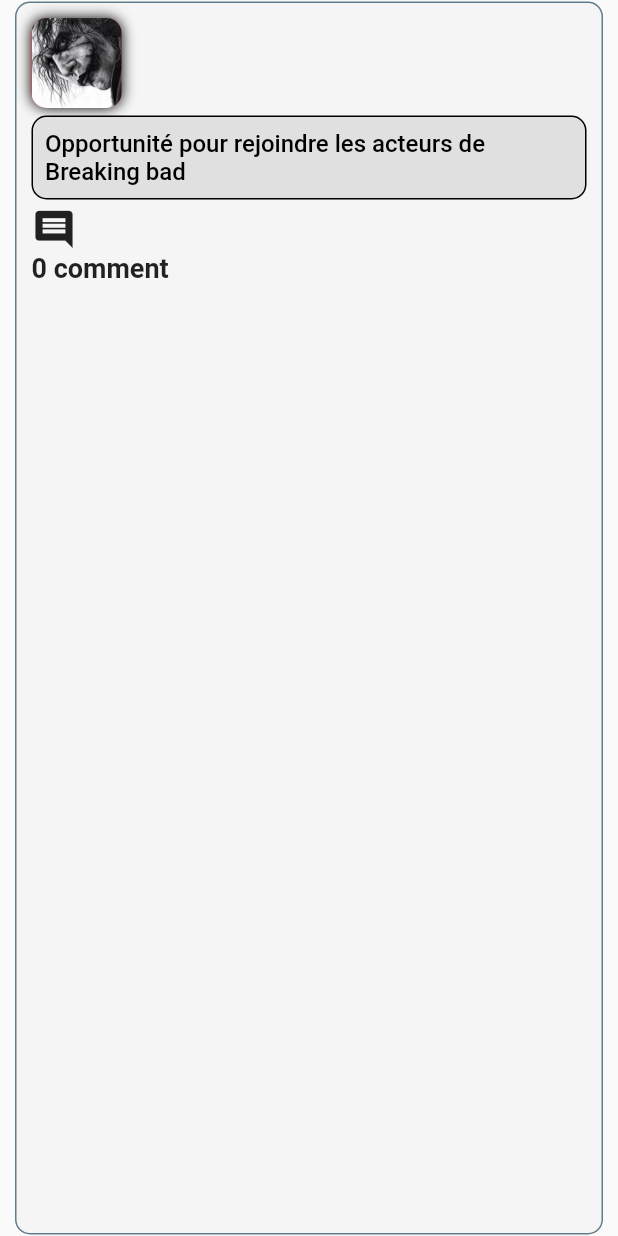
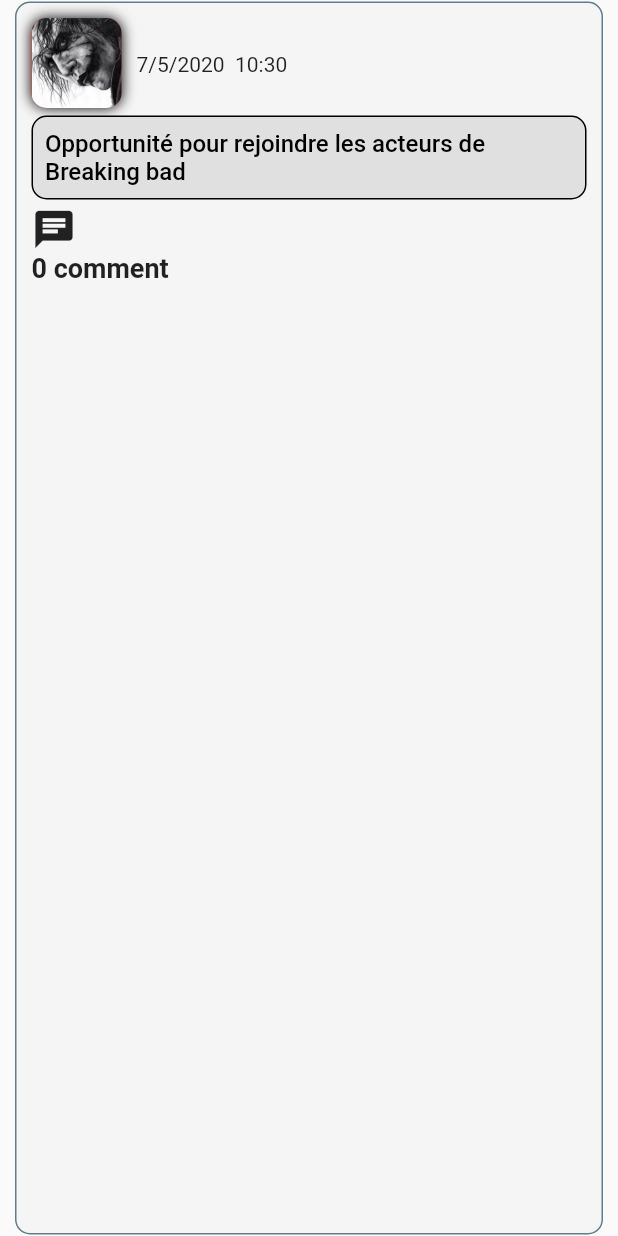
Before and after one commit to ahmedElatrouz/social_app, a Flutter app: the DisplayAnnonce widget shown alone on an empty page, opened directly with sample values from the repository, on a phone screen of 412 x 824 dp. Run offline on Flutter 3.47's test engine with Material 2 defaults, Android fonts, the phone set to English and light mode, and no system bars; our stand-ins replace cached_network_image, cloud_firestore, firebase_auth, firebase_storage, flutter_spinkit, flutter_svg and 2 more; accounts and stored records are empty.

Commit message:
comment annonces

```diff
--- a/lib/model/Professionnel.dart
+++ b/lib/model/Professionnel.dart
@@ -17,6 +17,7 @@ class Professionnel extends Utilisateur {
     String nationalite,
     String tel,
     String proID,
+    String photoProfile,
   }) : super(
             nom: nom,
             prenom: prenom,
@@ -25,7 +26,8 @@ class Professionnel extends Utilisateur {
             password: password,
             email: email,
             nationalite: nationalite,
-            tel: tel) {
+            tel: tel,
+            photoProfile : photoProfile) {
     this.proID = proID;
   }
 
@@ -33,6 +35,7 @@ class Professionnel extends Utilisateur {
     return {
       'uid': proID,
       'annonce': List<dynamic>.from(annonces.map((x) => x.toMap())),
+      'photoProfile' :photoProfile
     };
   }
 
@@ -69,6 +72,7 @@ class Professionnel extends Utilisateur {
       genre: map['genre'],
       nationalite: map['nationalite'],
       age: int.tryParse(map['age']),
+      photoProfile: map['photoProfile']
       // List<Annonce>.from(map['annonces']?.map((x) => Annonce.fromMap(x))),
     );
   }
--- a/lib/repository/annonceRepositoryImpl.dart
+++ b/lib/repository/annonceRepositoryImpl.dart
@@ -68,7 +68,7 @@ class AnnonceRepositoryImpl implements AnnonceRepository {
     List<Annonce> annonces = [];
     try {
       var snapshot =
-          await annRef/*.orderBy('date', descending: true)*/.getDocuments();
+          await annRef.orderBy('date', descending: true).getDocuments();
       annonces =
           snapshot.documents.map((doc) => Annonce.fromMap(doc.data)).toList();
       print(annonces.length);
--- a/lib/view/accueil/display_annonce.dart
+++ b/lib/view/accueil/display_annonce.dart
@@ -1,6 +1,8 @@
+import 'package:cached_network_image/cached_network_image.dart';
 import 'package:flutter/material.dart';
 import 'package:social_app/model/Annonce.dart';
 import 'package:social_app/model/Professionnel.dart';
+import 'package:social_app/view/accueil/comments.dart';
 
 class DisplayAnnonce extends StatefulWidget {
   final Annonce annonce;
@@ -11,14 +13,31 @@ class DisplayAnnonce extends StatefulWidget {
 }
 
 class _DisplayAnnonceState extends State<DisplayAnnonce> {
+  bool comment;
   String nom = '';
   String prenom = '';
   String descripton = '';
+  String year = '';
+  String day = '';
+  String month = '';
+  String hour = '';
+  String min = '';
+  String photoProfile = '';
+  String proId = '';
+  String annonceId = '';
 
   infos() {
     nom = widget.prof.nom;
     prenom = widget.prof.prenom;
     descripton = widget.annonce.description;
+    year = widget.annonce.date.year.toString();
+    month = widget.annonce.date.month.toString();
+    day = widget.annonce.date.day.toString();
+    hour = widget.annonce.date.hour.toString();
+    min = widget.annonce.date.minute.toString();
+    photoProfile = widget.prof.photoProfile;
+    annonceId = widget.annonce.id;
+    proId = widget.prof.proID;
   }
 
   @override
@@ -32,34 +51,43 @@ class _DisplayAnnonceState extends State<DisplayAnnonce> {
         child: Column(
       crossAxisAlignment: CrossAxisAlignment.stretch,
       children: <Widget>[
-          Row(
-            crossAxisAlignment: CrossAxisAlignment.start,
-            children: <Widget>[
+        Row(crossAxisAlignment: CrossAxisAlignment.start, children: <Widget>[
           Container(
               width: 60.0,
               height: 60.0,
               decoration: BoxDecoration(
                   color: Colors.red,
                   image: DecorationImage(
-                          image: AssetImage('assets/images/3.jpg'),
+                      image: photoProfile != ''
+                          ? CachedNetworkImageProvider(photoProfile)
+                          : AssetImage('assets/images/3.jpg'),
                       fit: BoxFit.cover),
                   borderRadius: BorderRadius.all(Radius.circular(10.0)),
                   boxShadow: [
                     BoxShadow(blurRadius: 7.0, color: Colors.black)
                   ])),
-              SizedBox(width: 10,),
+          SizedBox(
+            width: 10,
+          ),
+          Column(
+            crossAxisAlignment: CrossAxisAlignment.start,
+            children: <Widget>[
               Text(
-                nom +' '+ prenom,
+                nom + ' ' + prenom,
                 style: TextStyle(
                   fontSize: 20,
                   fontWeight: FontWeight.bold,
                 ),
               ),
-            ]
+              SizedBox(
+                width: 10,
               ),
+              Text(day + '/' + month + '/' + year + '  ' + hour + ':' + min)
+            ],
+          ),
+        ]),
         Container(
-
-            margin: EdgeInsets.symmetric( vertical: 5),
+          margin: EdgeInsets.symmetric(vertical: 5),
           padding: EdgeInsets.all(8),
           decoration: BoxDecoration(
             color: Colors.grey[300],
@@ -76,12 +104,7 @@ class _DisplayAnnonceState extends State<DisplayAnnonce> {
           ),
         )
       ],
-    )
-    );
-  }
-
-  handleComment() {
-    print('comments');
+    ));
   }
 
   buildAnnonceFooter() {
@@ -91,9 +114,10 @@ class _DisplayAnnonceState extends State<DisplayAnnonce> {
           mainAxisAlignment: MainAxisAlignment.start,
           children: <Widget>[
             GestureDetector(
-              onTap: () => handleComment(),
+              onTap: () =>
+                  showComents(context, annonceID: annonceId, proID: proId),
               child: Icon(
-                Icons.comment,
+                Icons.chat,
                 //color: Colors.blue,
                 size: 30,
               ),
@@ -137,3 +161,13 @@ class _DisplayAnnonceState extends State<DisplayAnnonce> {
     );
   }
 }
+
+showComents(BuildContext context, {String annonceID, String proID}) {
+  Navigator.push(
+      context,
+      MaterialPageRoute(
+          builder: (context) => Comments(
+                annonceID: annonceID,
+                proId: proID,
+              )));
+}
```
Also changed, not shown: lib/view/profil/post_widget.dart (+11 -8 lines). Lines whose indentation alone changed are shown as unchanged.
